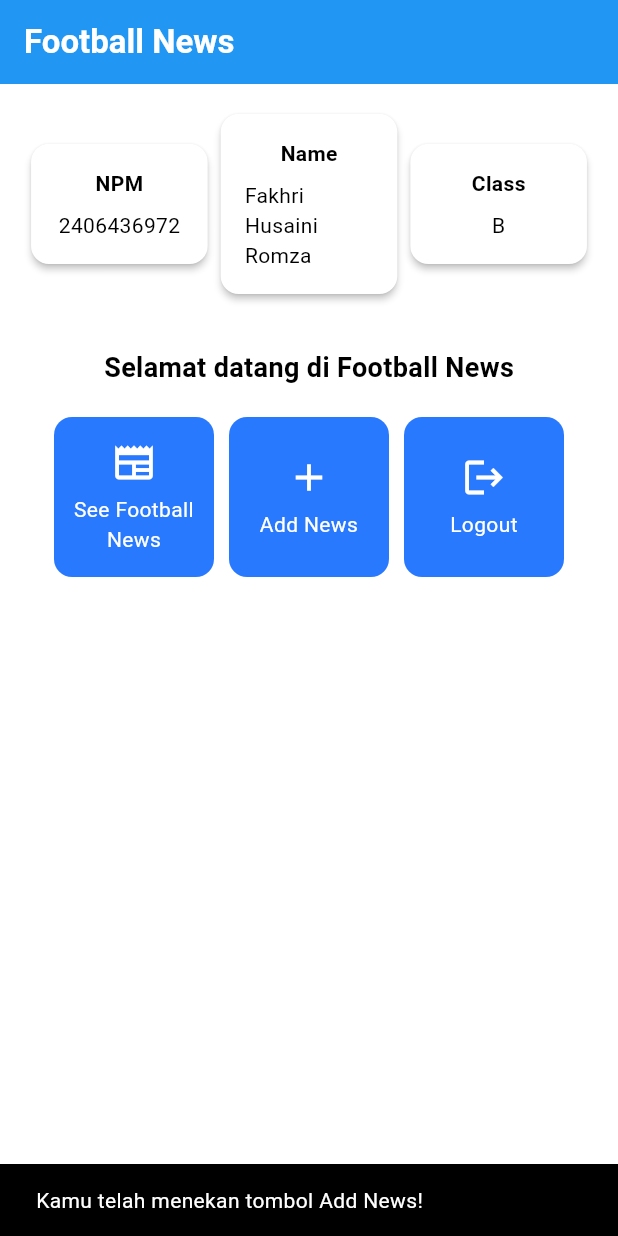
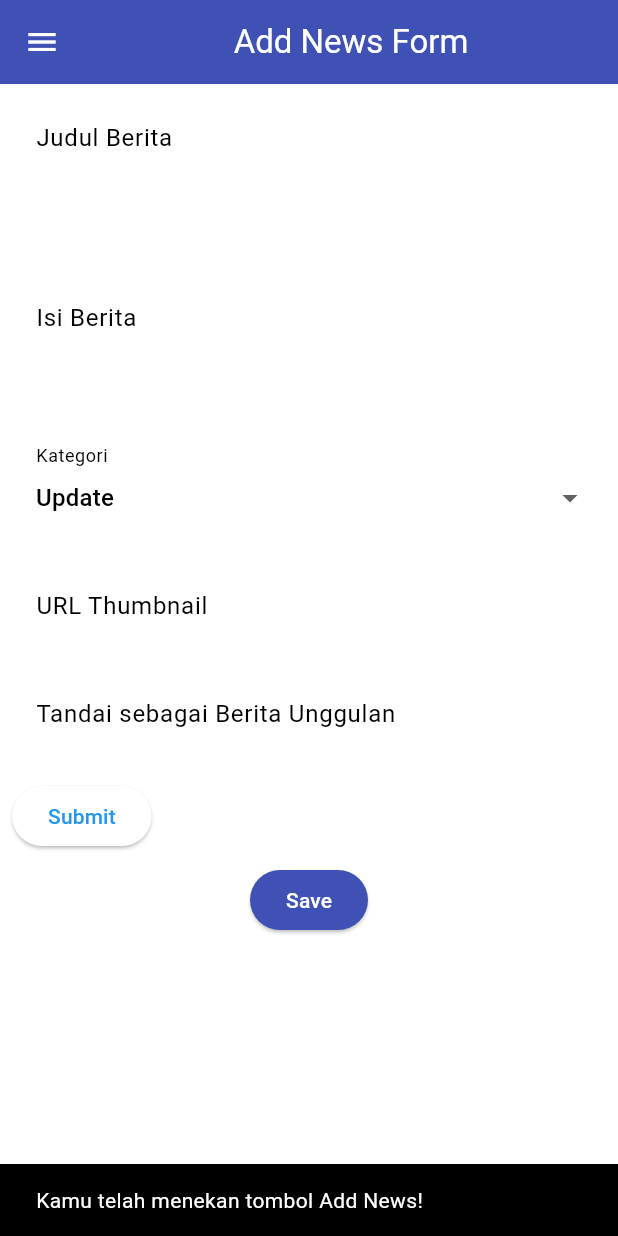
Before and after one commit to FakhriHusainiRomza23/football-news-mobile, a Flutter app: the screen it shows after launch, after a tap on "Add News", on a phone screen of 412 x 824 dp. Run offline on Flutter 3.47's test engine with Material 3 defaults, Android fonts, the phone set to English and light mode, and no system bars.

Commit message:
tutorial 7 selesai

```diff
--- a/lib/main.dart
+++ b/lib/main.dart
@@ -1,5 +1,5 @@
 import 'package:flutter/material.dart';
-import 'package:football_news/menu.dart';
+import 'package:football_news/screens/menu.dart';
 
 void main() {
   runApp(const MyApp());
--- a/lib/menu.dart
+++ b/lib/screens/menu.dart
@@ -1,4 +1,6 @@
 import 'package:flutter/material.dart';
+import 'package:football_news/widgets/left_drawer.dart';
+import 'package:football_news/widgets/news_card.dart';
 
 
 class MyHomePage extends StatelessWidget {
@@ -17,9 +19,9 @@ class MyHomePage extends StatelessWidget {
     Widget build(BuildContext context) {
     // Scaffold menyediakan struktur dasar halaman dengan AppBar dan body.
     return Scaffold(
-      // AppBar adalah bagian atas halaman yang menampilkan judul.
   appBar: AppBar(
     // Judul aplikasi "Football News" dengan teks putih dan tebal.
+
     title: const Text(
       'Football News',
       style: TextStyle(
@@ -30,6 +32,7 @@ class MyHomePage extends StatelessWidget {
     // Warna latar belakang AppBar diambil dari skema warna tema aplikasi.
     backgroundColor: Theme.of(context).colorScheme.primary,
   ),
+  drawer: LeftDrawer(),
       // Body halaman dengan padding di sekelilingnya.
       body: Padding(
         padding: const EdgeInsets.all(16.0),
@@ -100,58 +103,7 @@ class ItemHomepage {
  ItemHomepage(this.name, this.icon);
 }
 
-class ItemCard extends StatelessWidget {
-  // Menampilkan kartu dengan ikon dan nama.
 
-  final ItemHomepage item;
-
-  const ItemCard(this.item, {super.key});
-
-  @override
-  Widget build(BuildContext context) {
-    return Material(
-      // Menentukan warna latar belakang dari tema aplikasi.
-      color: Theme.of(context).colorScheme.secondary,
-      // Membuat sudut kartu melengkung.
-      borderRadius: BorderRadius.circular(12),
-
-      child: InkWell(
-        // Aksi ketika kartu ditekan.
-        onTap: () {
-          // Menampilkan pesan SnackBar saat kartu ditekan.
-          ScaffoldMessenger.of(context)
-            ..hideCurrentSnackBar()
-            ..showSnackBar(
-              SnackBar(content: Text("Kamu telah menekan tombol ${item.name}!"))
-            );
-        },
-        // Container untuk menyimpan Icon dan Text
-        child: Container(
-          padding: const EdgeInsets.all(8),
-          child: Center(
-            child: Column(
-              // Menyusun ikon dan teks di tengah kartu.
-              mainAxisAlignment: MainAxisAlignment.center,
-              children: [
-                Icon(
-                  item.icon,
-                  color: Colors.white,
-                  size: 30.0,
-                ),
-                const Padding(padding: EdgeInsets.all(3)),
-                Text(
-                  item.name,
-                  textAlign: TextAlign.center,
-                  style: const TextStyle(color: Colors.white),
-                ),
-              ],
-            ),
-          ),
-        ),
-      ),
-    );
-  }
-}
 
 class InfoCard extends StatelessWidget {
   // Kartu informasi yang menampilkan title dan content.
--- /dev/null
+++ b/lib/screens/newslist_form.dart
@@ -0,0 +1,250 @@
+ import 'package:flutter/material.dart';
+// TODO: Impor drawer yang sudah dibuat sebelumnya
+import 'package:football_news/widgets/left_drawer.dart';
+
+class NewsFormPage extends StatefulWidget {
+    const NewsFormPage({super.key});
+
+    @override
+    State<NewsFormPage> createState() => _NewsFormPageState();
+}
+
+class _NewsFormPageState extends State<NewsFormPage> {
+final _formKey = GlobalKey<FormState>();
+  String _title = "";
+  String _content = "";
+  String _category = "update"; // default
+  String _thumbnail = "";
+  bool _isFeatured = false; // default
+
+  final List<String> _categories = [
+    'transfer',
+    'update',
+    'exclusive',
+    'match',
+    'rumor',
+    'analysis',
+  ];
+    @override
+    Widget build(BuildContext context) {
+        return Scaffold(
+  appBar: AppBar(
+    title: const Center(
+      child: Text(
+        'Add News Form',
+      ),
+    ),
+    backgroundColor: Colors.indigo,
+    foregroundColor: Colors.white,
+  ),
+  // TODO: Tambahkan drawer yang sudah dibuat di sini
+  drawer: const LeftDrawer(),
+  body: Form(
+      key: _formKey,
+      child: SingleChildScrollView(
+        child: Column(
+  crossAxisAlignment: CrossAxisAlignment.start,
+  children:[
+    // === Title ===
+    Padding(
+      padding: const EdgeInsets.all(8.0),
+      child: TextFormField(
+        decoration: InputDecoration(
+          hintText: "Judul Berita",
+          labelText: "Judul Berita",
+          border: OutlineInputBorder(
+            borderRadius: BorderRadius.circular(5.0),
+          ),
+        ),
+        onChanged: (String? value) {
+          setState(() {
+            _title = value!;
+          });
+        },
+        validator: (String? value) {
+          if (value == null || value.isEmpty) {
+            return "Judul tidak boleh kosong!";
+          }
+          return null;
+        },
+      ),
+    ),
+     // === Content ===
+  Padding(
+    padding: const EdgeInsets.all(8.0),
+    child: TextFormField(
+      maxLines: 5,
+      decoration: InputDecoration(
+        hintText: "Isi Berita",
+        labelText: "Isi Berita",
+        border: OutlineInputBorder(
+          borderRadius: BorderRadius.circular(5.0),
+        ),
+      ),
+      onChanged: (String? value) {
+        setState(() {
+          _content = value!;
+        });
+      },
+      validator: (String? value) {
+        if (value == null || value.isEmpty) {
+          return "Isi berita tidak boleh kosong!";
+        }
+        return null;
+      },
+    ),
+  ),
+
+  // === Category ===
+  Padding(
+    padding: const EdgeInsets.all(8.0),
+    child: DropdownButtonFormField<String>(
+      decoration: InputDecoration(
+        labelText: "Kategori",
+        border: OutlineInputBorder(
+          borderRadius: BorderRadius.circular(5.0),
+        ),
+      ),
+      value: _category,
+      items: _categories
+          .map((cat) => DropdownMenuItem(
+                value: cat,
+                child: Text(
+                    cat[0].toUpperCase() + cat.substring(1)),
+              ))
+          .toList(),
+      onChanged: (String? newValue) {
+        setState(() {
+          _category = newValue!;
+        });
+      },
+    ),
+  ),
+
+  // === Thumbnail URL ===
+  Padding(
+    padding: const EdgeInsets.all(8.0),
+    child: TextFormField(
+      decoration: InputDecoration(
+        hintText: "URL Thumbnail (opsional)",
+        labelText: "URL Thumbnail",
+        border: OutlineInputBorder(
+          borderRadius: BorderRadius.circular(5.0),
+        ),
+      ),
+      onChanged: (String? value) {
+        setState(() {
+          _thumbnail = value!;
+        });
+      },
+    ),
+  ),
+
+  // === Is Featured ===
+  Padding(
+    padding: const EdgeInsets.all(8.0),
+    child: SwitchListTile(
+      title: const Text("Tandai sebagai Berita Unggulan"),
+      value: _isFeatured,
+      onChanged: (bool value) {
+        setState(() {
+          _isFeatured = value;
+        });
+      },
+    ),
+  ),
+
+  // === Submit Button (uses the fields) ===
+  Padding(
+    padding: const EdgeInsets.all(8.0),
+    child: ElevatedButton(
+      onPressed: () {
+        if (_formKey.currentState!.validate()) {
+          showDialog(
+            context: context,
+            builder: (context) => AlertDialog(
+              title: const Text('Preview'),
+              content: Column(
+                mainAxisSize: MainAxisSize.min,
+                crossAxisAlignment: CrossAxisAlignment.start,
+                children: [
+                  Text('Judul: $_title'),
+                  Text('Kategori: $_category'),
+                  Text('Unggulan: ${_isFeatured ? "Ya" : "Tidak"}'),
+                  if (_thumbnail.isNotEmpty) Text('Thumbnail: $_thumbnail'),
+                  const SizedBox(height: 8),
+                  Text('Isi: $_content'),
+                ],
+              ),
+              actions: [
+                TextButton(
+                  onPressed: () => Navigator.pop(context),
+                  child: const Text('OK'),
+                ),
+              ],
+            ),
+          );
+        }
+      },
+      child: const Text('Submit'),
+    ),
+  ),
+  // === Tombol Simpan ===
+    Align(
+      alignment: Alignment.bottomCenter,
+      child: ElevatedButton(
+          style: ButtonStyle(
+            backgroundColor:
+                WidgetStateProperty.all(Colors.indigo),
+          ),
+          onPressed: () {
+            if (_formKey.currentState!.validate()) {
+              showDialog(
+                context: context,
+                builder: (context) {
+                  return AlertDialog(
+                    title: const Text('Produk berhasil tersimpan'),
+                    content: SingleChildScrollView(
+                      child: Column(
+                        crossAxisAlignment:
+                            CrossAxisAlignment.start,
+                        children: [
+                           Text('Judul: $_title'),
+                            Text('Isi: $_content'),
+                            Text('Kategori: $_category'),
+                            Text('Thumbnail: $_thumbnail'),
+                            Text(
+                                'Unggulan: ${_isFeatured ? "Ya" : "Tidak"}'),
+                        ],
+                      ),
+                    ),
+                    actions: [
+                      TextButton(
+                        child: const Text('OK'),
+                        onPressed: () {
+                          Navigator.pop(context);
+                          _formKey.currentState!.reset();
+                        },
+                      ),
+                    ],
+                  );
+                },
+              );
+
+            }
+          },
+          child: const Text(
+            "Save",
+            style: TextStyle(color: Colors.white),
+          ),
+        ),
+      ),
+
+  ],
+
+        ),
+      ),
+  ),
+);
+    }
+}
--- /dev/null
+++ b/lib/widgets/left_drawer.dart
@@ -0,0 +1,75 @@
+import 'package:flutter/material.dart';
+import 'package:football_news/screens/menu.dart';
+// TODO: Impor halaman NewsFormPage jika sudah dibuat
+import 'package:football_news/screens/newslist_form.dart';
+
+
+
+class LeftDrawer extends StatelessWidget {
+  const LeftDrawer({super.key});
+
+  @override
+  Widget build(BuildContext context) {
+    return Drawer(
+      child: ListView(
+        children: [
+          const DrawerHeader(
+            decoration: BoxDecoration(
+              color: Colors.blue,
+            ),
+            child: Column(
+              children: [
+                Text(
+                  'Football News',
+                  textAlign: TextAlign.center,
+                  style: TextStyle(
+                    fontSize: 30,
+                    fontWeight: FontWeight.bold,
+                    color: Colors.white,
+                  ),
+                ),
+                Padding(padding: EdgeInsets.all(10)),
+                Text(
+                  "Seluruh berita sepak bola terkini di sini!",
+                  // TODO: Tambahkan gaya teks dengan center alignment, font ukuran 15, warna putih, dan weight biasa
+                  textAlign: TextAlign.center,
+                  style: TextStyle(
+                    fontSize: 15,
+                    fontWeight: FontWeight.normal,
+                    color: Colors.white,
+                  ),
+                ),
+              ],
+            ),
+          ),
+          ListTile(
+            leading: const Icon(Icons.home_outlined),
+            title: const Text('Home'),
+            // Bagian redirection ke MyHomePage
+            onTap: () {
+              Navigator.pushReplacement(
+                context,
+                MaterialPageRoute(
+                  builder: (context) => MyHomePage(),
+                ),
+              );
+            },
+          ),
+          ListTile(
+            leading: const Icon(Icons.post_add),
+            title: const Text('Add News'),
+            // Bagian redirection ke NewsFormPage
+            onTap: () {
+              Navigator.push(
+                context,
+                MaterialPageRoute(
+                  builder: (context) => const NewsFormPage(),
+                ),
+              );
+            },
+          ),
+        ],
+      ),
+    );
+  }
+}
--- /dev/null
+++ b/lib/widgets/news_card.dart
@@ -0,0 +1,67 @@
+import 'package:flutter/material.dart';
+import 'package:football_news/screens/newslist_form.dart';
+import 'package:football_news/screens/menu.dart';
+
+class ItemCard extends StatelessWidget {
+  // Menampilkan kartu dengan ikon dan nama.
+
+  final ItemHomepage item;
+
+  const ItemCard(this.item, {super.key});
+
+  @override
+  Widget build(BuildContext context) {
+    return Material(
+      // Menentukan warna latar belakang dari tema aplikasi.
+      color: Theme.of(context).colorScheme.secondary,
+      // Membuat sudut kartu melengkung.
+      borderRadius: BorderRadius.circular(12),
+
+      child: InkWell(
+        // Aksi ketika kartu ditekan.
+        // Area responsif terhadap sentuhan
+  onTap: () {
+    // Memunculkan SnackBar ketika diklik
+    ScaffoldMessenger.of(context)
+      ..hideCurrentSnackBar()
+      ..showSnackBar(SnackBar(
+          content: Text("Kamu telah menekan tombol ${item.name}!")));
+
+    // Navigate ke route yang sesuai (tergantung jenis tombol)
+    if (item.name == "Add News") {
+      // TODO: Gunakan Navigator.push untuk melakukan navigasi ke MaterialPageRoute yang mencakup NewsFormPage.
+  Navigator.push(
+          context,
+          MaterialPageRoute(
+    builder: (context) => const NewsFormPage(),
+          ));
+    }
+
+  },
+        // Container untuk menyimpan Icon dan Text
+        child: Container(
+          padding: const EdgeInsets.all(8),
+          child: Center(
+            child: Column(
+              // Menyusun ikon dan teks di tengah kartu.
+              mainAxisAlignment: MainAxisAlignment.center,
+              children: [
+                Icon(
+                  item.icon,
+                  color: Colors.white,
+                  size: 30.0,
+                ),
+                const Padding(padding: EdgeInsets.all(3)),
+                Text(
+                  item.name,
+                  textAlign: TextAlign.center,
+                  style: const TextStyle(color: Colors.white),
+                ),
+              ],
+            ),
+          ),
+        ),
+      ),
+    );
+  }
+}
```
Lines whose indentation alone changed are shown as unchanged.
